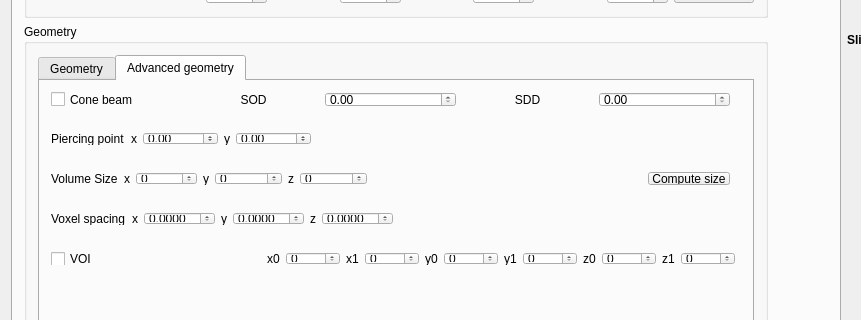
Above: src/muhrec3/muhrecmainwindow.ui from neutronimaging/imagingsuite before the change; both pictures show x 0 to 861 and y 413 to 733 of the 1268 by 872 pixel window. Below: the same form after it.
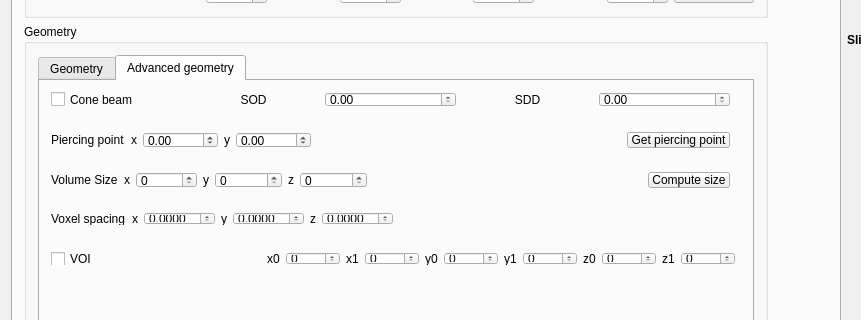
That is the form after the change. The open tabs and pages were chosen to show the change. Custom widgets are drawn as their Qt base class.

Commit message: Adding piercing point estimation dialog Fixed projection browsing Started to play with threaded recondialog

What changed in the file:
```diff
--- a/src/muhrec3/muhrecmainwindow.ui
+++ b/src/muhrec3/muhrecmainwindow.ui
@@ -1279,7 +1279,7 @@
                     <x>0</x>
                     <y>80</y>
                     <width>701</width>
-                    <height>35</height>
+                    <height>38</height>
                    </rect>
                   </property>
                   <layout class="QHBoxLayout" name="horizontalLayout_14">
@@ -1472,7 +1472,7 @@
                     <x>0</x>
                     <y>40</y>
                     <width>701</width>
-                    <height>35</height>
+                    <height>38</height>
                    </rect>
                   </property>
                   <layout class="QHBoxLayout" name="horizontalLayout_16">
@@ -1540,6 +1540,13 @@
                      </property>
                     </spacer>
                    </item>
+                   <item>
+                    <widget class="QPushButton" name="buttonGetPP">
+                     <property name="text">
+                      <string>Get piercing point</string>
+                     </property>
+                    </widget>
+                   </item>
                   </layout>
                  </widget>
                  <widget class="QWidget" name="horizontalLayoutWidget_3">
```
Left out of the diff: 8 changed lines with no effect on the pictures. The commit also changes 8 other files.
